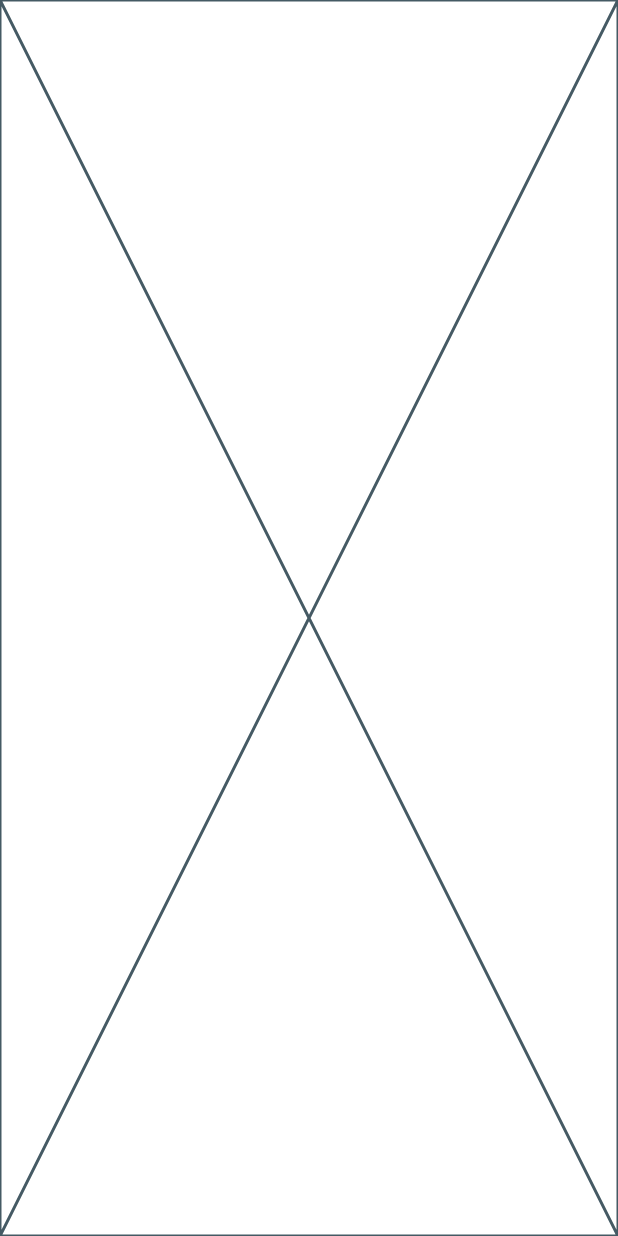
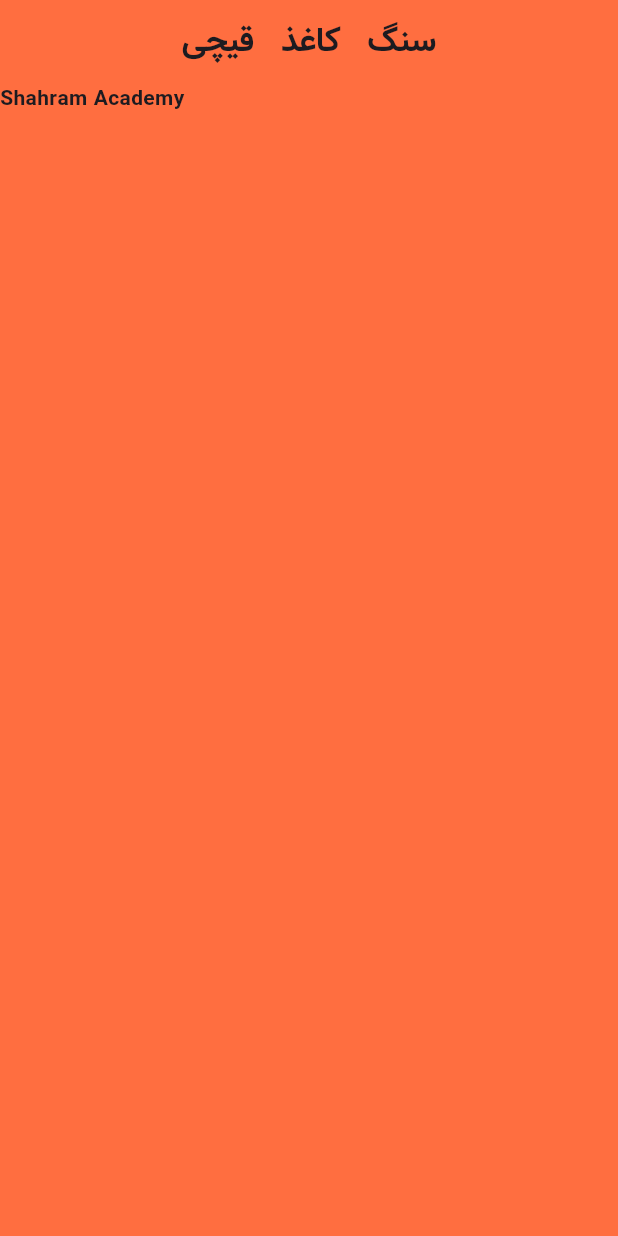
Before and after one commit to ShahramDeveloper/flutter_rock_paper_scissors, a Flutter app: the screen it shows after launch, on a phone screen of 412 x 824 dp. Run offline on Flutter 3.47's test engine with Material 3 defaults, Android fonts, the phone set to English and light mode, and no system bars.

Commit message:
Vazir font add to MaterialApp theme in Application widget in main.dart

```diff
--- a/lib/main.dart
+++ b/lib/main.dart
@@ -9,6 +9,24 @@ class Application extends StatelessWidget {
 
   @override
   Widget build(BuildContext context) {
-    return const Placeholder();
+    return MaterialApp(
+      debugShowCheckedModeBanner: false,
+      theme: ThemeData(fontFamily: 'vazir'),
+      home: Scaffold(
+        appBar: AppBar(
+          title: Text('سنگ   کاغذ   قیچی'),
+          centerTitle: true,
+          backgroundColor: Colors.deepOrangeAccent,
+        ),
+        backgroundColor: Colors.deepOrangeAccent,
+        body: SafeArea(
+          child: Column(
+            children: [
+              Text('Shahram Academy'),
+            ],
+          ),
+        ),
+      ),
+    );
   }
 }
```
